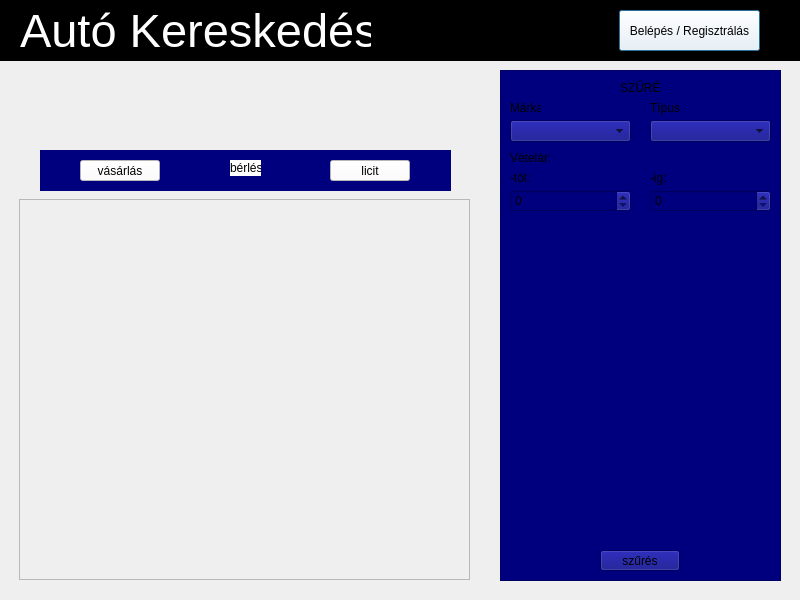
This is autokereskedes/dialog.ui in adreszka/szoftverfejlesztes_beadando as Qt 5 draws it before an edit. The edited form follows.
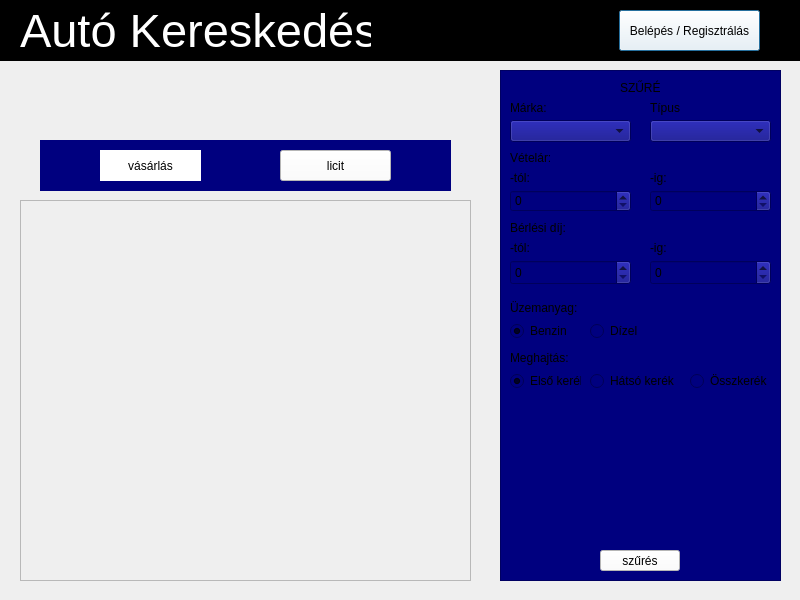
This is the edited form. The open tabs and pages were chosen to show the change.

Commit message: GUI haladgatás

```diff
--- a/autokereskedes/dialog.ui
+++ b/autokereskedes/dialog.ui
@@ -86,8 +86,8 @@
     <widget class="QScrollArea" name="listaUnregistered">
      <property name="geometry">
       <rect>
-       <x>19</x>
-       <y>199</y>
+       <x>20</x>
+       <y>200</y>
        <width>451</width>
        <height>381</height>
       </rect>
@@ -133,6 +133,9 @@
         <height>21</height>
        </rect>
       </property>
+      <property name="styleSheet">
+       <string notr="true">background-color: rgb(255, 255, 255);</string>
+      </property>
       <property name="text">
        <string>szűrés</string>
       </property>
@@ -142,7 +145,7 @@
        <rect>
         <x>10</x>
         <y>30</y>
-        <width>31</width>
+        <width>41</width>
         <height>16</height>
        </rect>
       </property>
@@ -234,7 +237,7 @@
        <rect>
         <x>150</x>
         <y>100</y>
-        <width>16</width>
+        <width>21</width>
         <height>16</height>
        </rect>
       </property>
@@ -255,14 +258,190 @@
        <string>SZŰRÉS</string>
       </property>
      </widget>
+     <widget class="QLabel" name="rentLabelUnregistered">
+      <property name="geometry">
+       <rect>
+        <x>10</x>
+        <y>150</y>
+        <width>61</width>
+        <height>16</height>
+       </rect>
+      </property>
+      <property name="text">
+       <string>Bérlési díj:</string>
+      </property>
+     </widget>
+     <widget class="QLabel" name="fromRentLabelUnregistered">
+      <property name="geometry">
+       <rect>
+        <x>10</x>
+        <y>170</y>
+        <width>21</width>
+        <height>16</height>
+       </rect>
+      </property>
+      <property name="text">
+       <string>-tól:</string>
+      </property>
+     </widget>
+     <widget class="QLabel" name="toRentLabelUnregistered">
+      <property name="geometry">
+       <rect>
+        <x>150</x>
+        <y>170</y>
+        <width>21</width>
+        <height>16</height>
+       </rect>
+      </property>
+      <property name="text">
+       <string>-ig:</string>
+      </property>
+     </widget>
+     <widget class="QSpinBox" name="FromRentSpinBoxUnregistered">
+      <property name="geometry">
+       <rect>
+        <x>10</x>
+        <y>190</y>
+        <width>121</width>
+        <height>25</height>
+       </rect>
+      </property>
+     </widget>
+     <widget class="QSpinBox" name="toRentSpinBoxUnregistered">
+      <property name="geometry">
+       <rect>
+        <x>150</x>
+        <y>190</y>
+        <width>121</width>
+        <height>25</height>
+       </rect>
+      </property>
+     </widget>
+     <widget class="QLabel" name="fuelLabelUnregistered">
+      <property name="geometry">
+       <rect>
+        <x>10</x>
+        <y>230</y>
+        <width>71</width>
+        <height>16</height>
+       </rect>
+      </property>
+      <property name="text">
+       <string>Üzemanyag:</string>
+      </property>
+     </widget>
+     <widget class="QLabel" name="driveLabelUnregistered">
+      <property name="geometry">
+       <rect>
+        <x>10</x>
+        <y>280</y>
+        <width>61</width>
+        <height>16</height>
+       </rect>
+      </property>
+      <property name="text">
+       <string>Meghajtás:</string>
+      </property>
+     </widget>
+     <widget class="QWidget" name="widget" native="true">
+      <property name="geometry">
+       <rect>
+        <x>10</x>
+        <y>250</y>
+        <width>131</width>
+        <height>21</height>
+       </rect>
+      </property>
+      <widget class="QRadioButton" name="gasRadioUnregistered">
+       <property name="geometry">
+        <rect>
+         <x>0</x>
+         <y>0</y>
+         <width>61</width>
+         <height>22</height>
+        </rect>
+       </property>
+       <property name="text">
+        <string>Benzin</string>
+       </property>
+       <property name="checked">
+        <bool>true</bool>
+       </property>
+      </widget>
+      <widget class="QRadioButton" name="dieselRadioUnregistered">
+       <property name="geometry">
+        <rect>
+         <x>80</x>
+         <y>0</y>
+         <width>51</width>
+         <height>22</height>
+        </rect>
+       </property>
+       <property name="text">
+        <string>Dízel</string>
+       </property>
+      </widget>
+     </widget>
+     <widget class="QWidget" name="widget_2" native="true">
+      <property name="geometry">
+       <rect>
+        <x>10</x>
+        <y>300</y>
+        <width>261</width>
+        <height>21</height>
+       </rect>
+      </property>
+      <widget class="QRadioButton" name="fwdRadioUnregistered">
+       <property name="geometry">
+        <rect>
+         <x>0</x>
+         <y>0</y>
+         <width>71</width>
+         <height>22</height>
+        </rect>
+       </property>
+       <property name="text">
+        <string>Első kerék</string>
+       </property>
+       <property name="checked">
+        <bool>true</bool>
+       </property>
+      </widget>
+      <widget class="QRadioButton" name="rwdRadioButtonUnregistered">
+       <property name="geometry">
+        <rect>
+         <x>80</x>
+         <y>0</y>
+         <width>91</width>
+         <height>22</height>
+        </rect>
+       </property>
+       <property name="text">
+        <string>Hátsó kerék</string>
+       </property>
+      </widget>
+      <widget class="QRadioButton" name="awdRadioButtonUnregistered">
+       <property name="geometry">
+        <rect>
+         <x>180</x>
+         <y>0</y>
+         <width>81</width>
+         <height>22</height>
+        </rect>
+       </property>
+       <property name="text">
+        <string>Összkerék</string>
+       </property>
+      </widget>
+     </widget>
     </widget>
     <widget class="QStackedWidget" name="stackedWidgetUnregistered">
      <property name="geometry">
       <rect>
        <x>40</x>
-       <y>150</y>
+       <y>140</y>
        <width>411</width>
-       <height>41</height>
+       <height>51</height>
       </rect>
      </property>
      <property name="styleSheet">
@@ -277,8 +456,8 @@
         <rect>
          <x>60</x>
          <y>10</y>
-         <width>47</width>
-         <height>16</height>
+         <width>101</width>
+         <height>31</height>
         </rect>
        </property>
        <property name="styleSheet">
@@ -287,30 +466,17 @@
        <property name="text">
         <string>vásárlás</string>
        </property>
-      </widget>
-      <widget class="QPushButton" name="rentButtonUnregisteredPurchase">
-       <property name="geometry">
-        <rect>
-         <x>160</x>
-         <y>10</y>
-         <width>80</width>
-         <height>21</height>
-        </rect>
-       </property>
-       <property name="styleSheet">
-        <string notr="true">background-color: rgb(255, 255, 255);</string>
-       </property>
-       <property name="text">
-        <string>bérlés</string>
+       <property name="alignment">
+        <set>Qt::AlignCenter</set>
        </property>
       </widget>
       <widget class="QPushButton" name="bidButtonUnregisteredPurchase">
        <property name="geometry">
         <rect>
-         <x>290</x>
+         <x>240</x>
          <y>10</y>
-         <width>80</width>
-         <height>21</height>
+         <width>111</width>
+         <height>31</height>
         </rect>
        </property>
        <property name="styleSheet">
@@ -321,56 +487,6 @@
        </property>
       </widget>
      </widget>
-     <widget class="QWidget" name="rentPageUnregistered">
-      <widget class="QPushButton" name="purchaseButtonUnregisteredRent">
-       <property name="geometry">
-        <rect>
-         <x>40</x>
-         <y>10</y>
-         <width>80</width>
-         <height>21</height>
-        </rect>
-       </property>
-       <property name="styleSheet">
-        <string notr="true">background-color: rgb(255, 255, 255);</string>
-       </property>
-       <property name="text">
-        <string>vásárlás</string>
-       </property>
-      </widget>
-      <widget class="QPushButton" name="bidButtonUnregisteredRent">
-       <property name="geometry">
-        <rect>
-         <x>290</x>
-         <y>10</y>
-         <width>80</width>
-         <height>21</height>
-        </rect>
-       </property>
-       <property name="styleSheet">
-        <string notr="true">background-color: rgb(255, 255, 255);</string>
-       </property>
-       <property name="text">
-        <string>licit</string>
-       </property>
-      </widget>
-      <widget class="QLabel" name="rentLabelUnregisteredRent">
-       <property name="geometry">
-        <rect>
-         <x>190</x>
-         <y>10</y>
-         <width>31</width>
-         <height>16</height>
-        </rect>
-       </property>
-       <property name="styleSheet">
-        <string notr="true">background-color: rgb(255, 255, 255);</string>
-       </property>
-       <property name="text">
-        <string>bérlés</string>
-       </property>
-      </widget>
-     </widget>
      <widget class="QWidget" name="bidPageUnregistered">
       <widget class="QPushButton" name="purchaseButtonUnregisteredBid">
        <property name="geometry">
```
Left out of the diff: 451 changed lines with no effect on the pictures. The commit also changes 2 other files.
